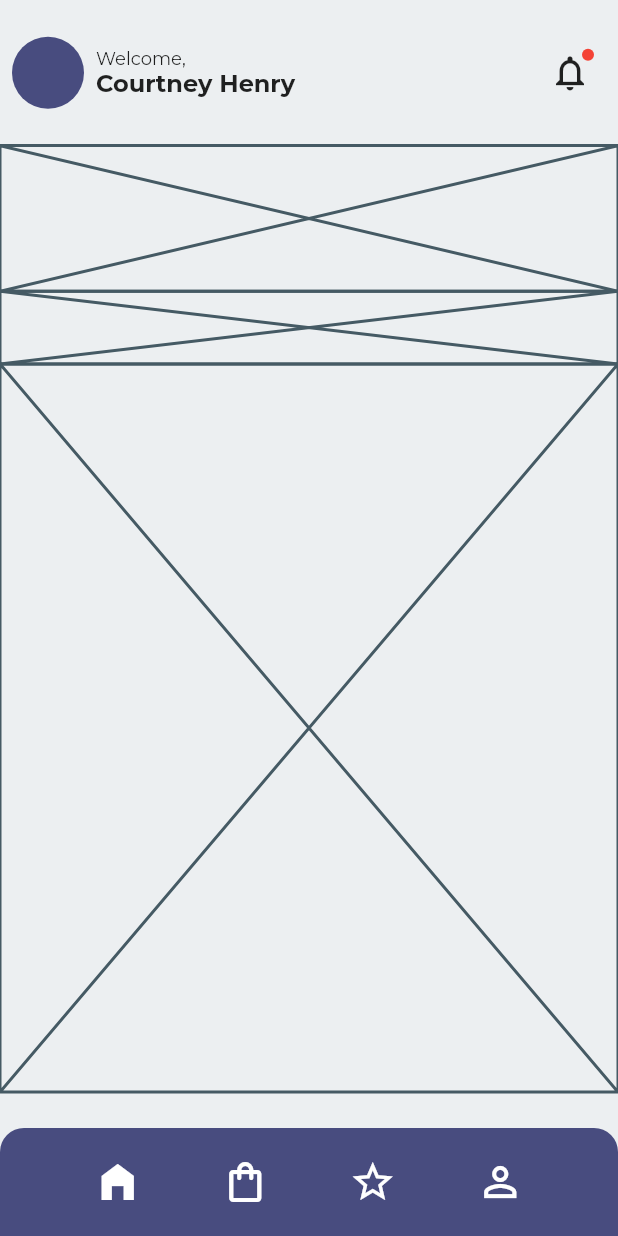
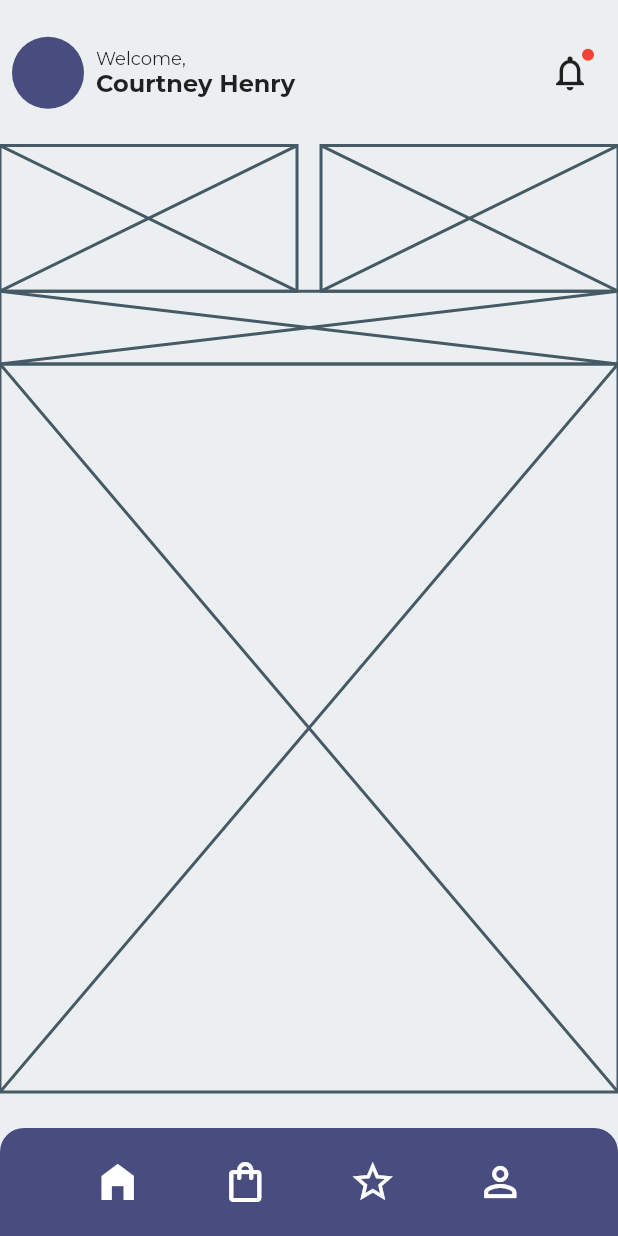
Before and after one commit to JAICHANGPARK/flutter_notebook_11th_story, a Flutter app: the screen it shows after launch, on a phone screen of 412 x 824 dp. Run offline on Flutter 3.47's test engine with Material 2 defaults, Android fonts, the phone set to English and light mode, and no system bars; our stand-ins replace backdrop, badges, flutter_inner_drawer, flutter_slidable, flutter_swiper, google_fonts.

Commit message:
Update furniture_home_page.dart

```diff
--- a/lib/ep735_furniture_app/ui/furniture_home_page.dart
+++ b/lib/ep735_furniture_app/ui/furniture_home_page.dart
@@ -77,7 +77,14 @@ class _FurnitureHomePageState extends State<FurnitureHomePage> {
                           ],
                         ),
                       )),
-                  Expanded(flex: 2, child: Placeholder()),
+                  Expanded(flex: 2, child: Row(
+                    children: [
+                      Expanded(child: Placeholder()),
+                      SizedBox(width: 16,),
+                      Expanded(child: Placeholder()),
+
+                    ],
+                  )),
                   Expanded(flex: 1, child: Placeholder()),
                   Expanded(flex: 10, child: Placeholder()),
                 ],
```
